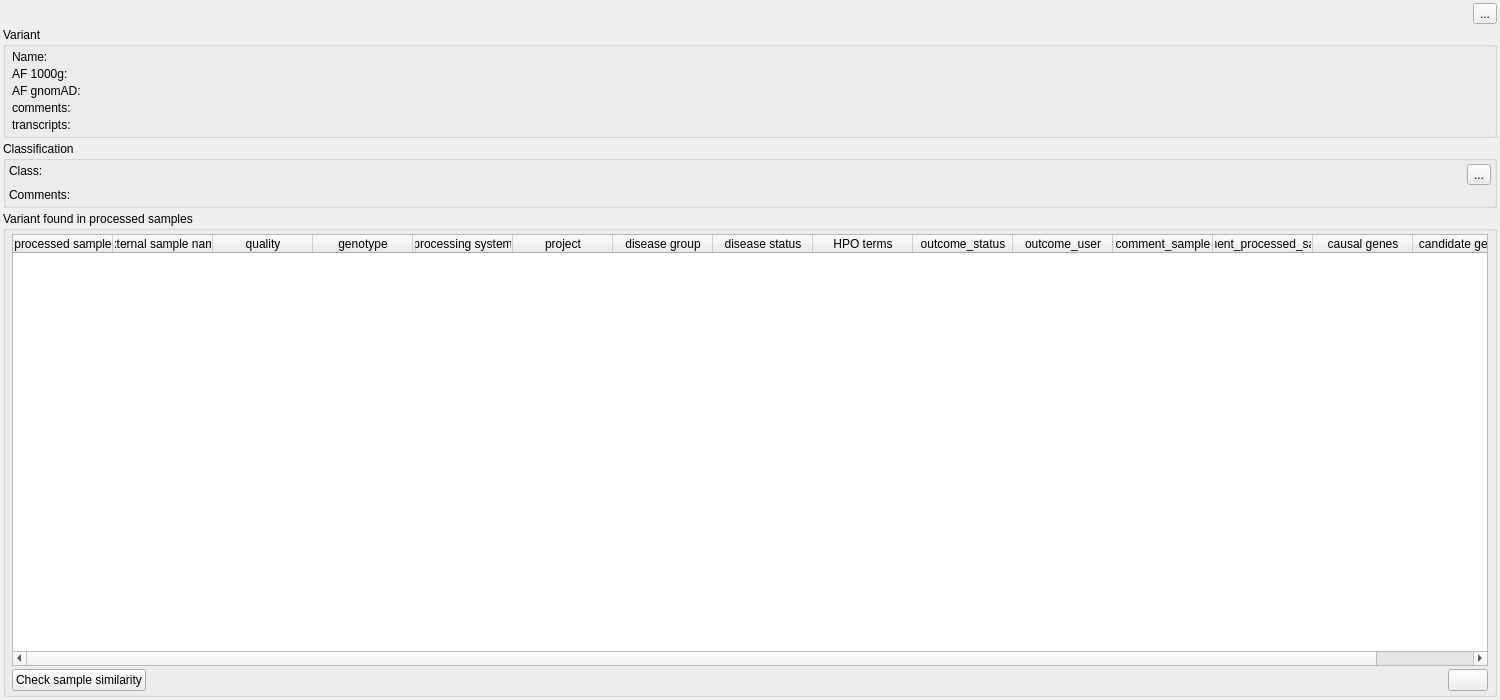
The window that src/GSvar/VariantWidget.ui (imgag/ngs-bits) describes before a commit, drawn with Qt 5.
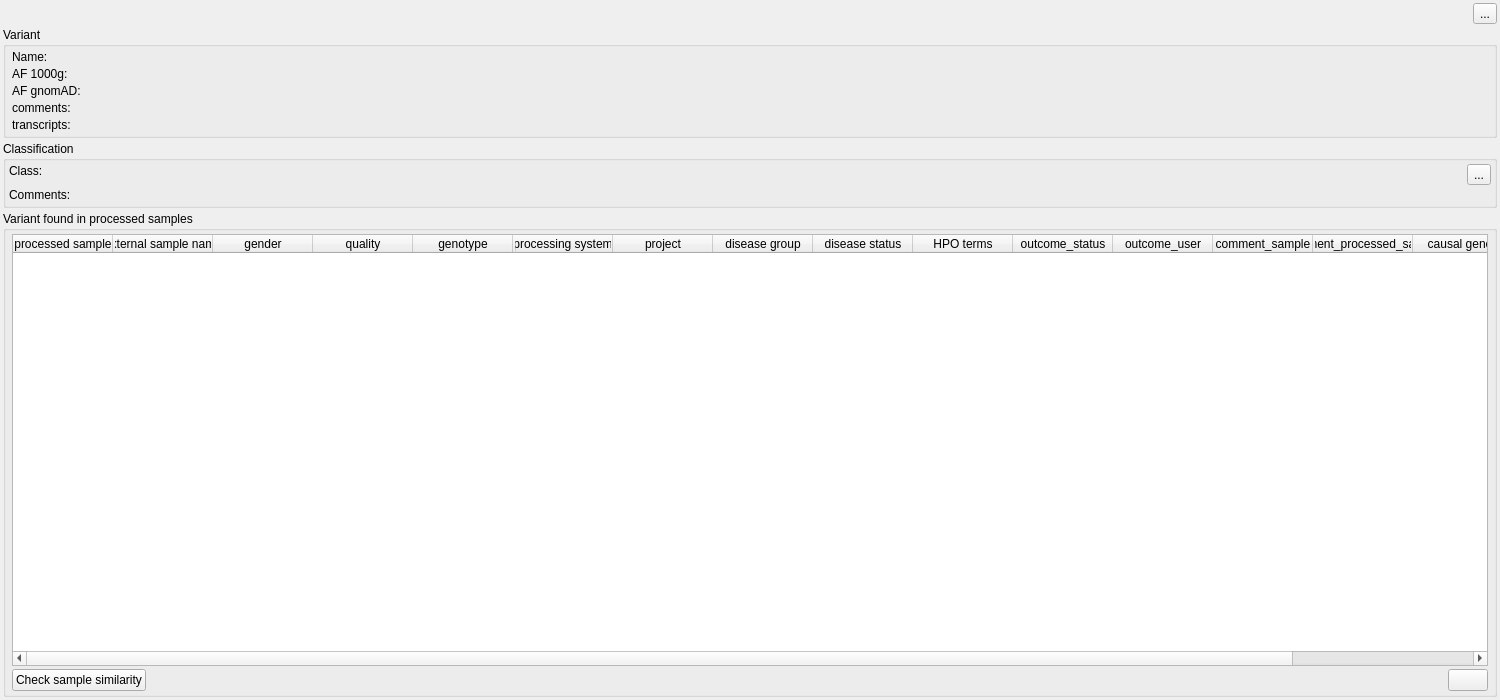
The same window after the commit. Icons and pictures are not drawn.

Commit message: GSvar: Added gender to sample table on variant tab.

```diff
--- a/src/GSvar/VariantWidget.ui
+++ b/src/GSvar/VariantWidget.ui
@@ -370,6 +370,11 @@
           <string>external sample name</string>
          </property>
         </column>
+        <column>
+         <property name="text">
+          <string>gender</string>
+         </property>
+        </column>
         <column>
          <property name="text">
           <string>quality</string>
```
Left out of the diff: 10 changed lines with no effect on the pictures. The commit also changes 4 other files.
